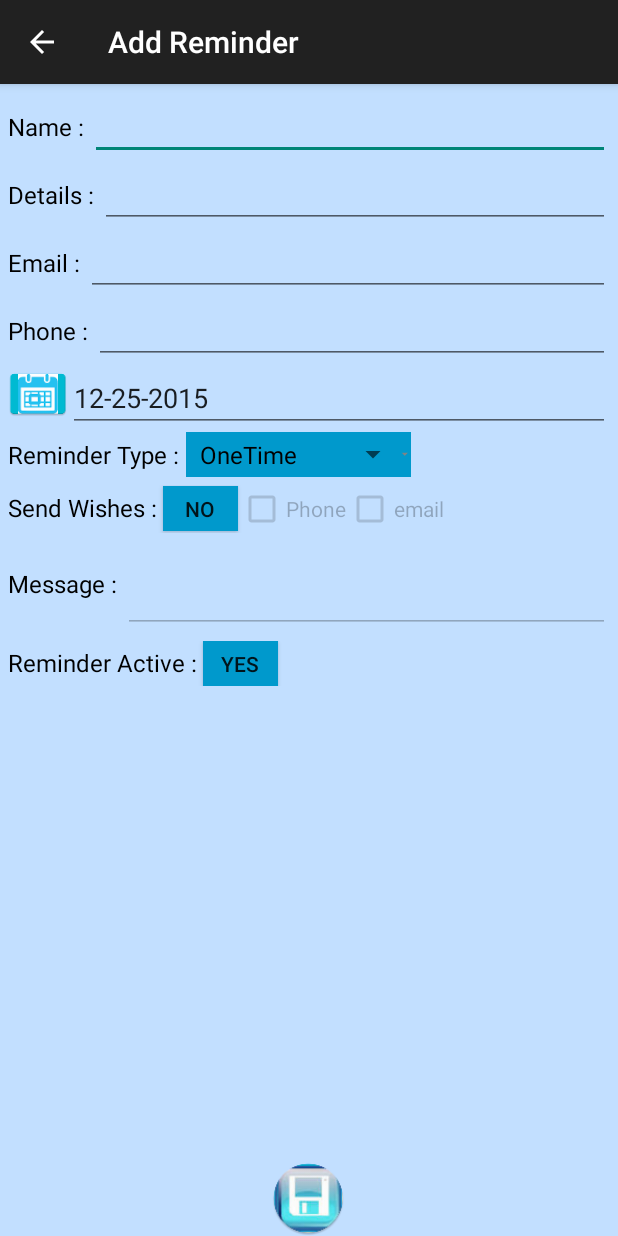
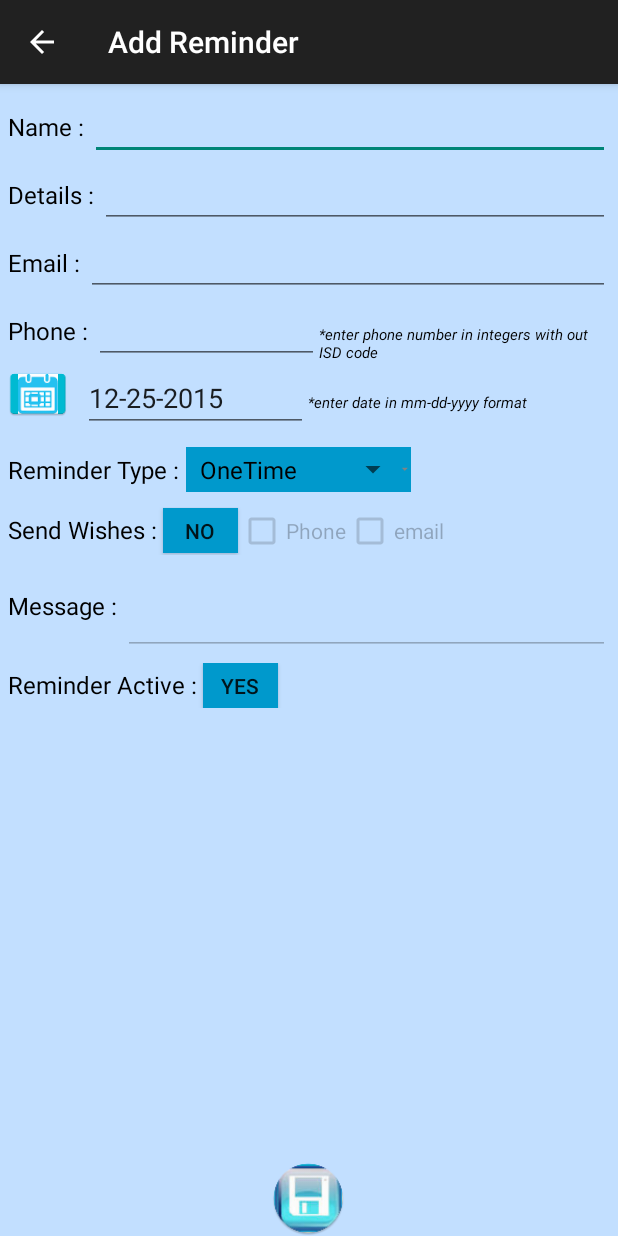
Before and after one commit to kirangavv/ReminderBuddy, an Android app: the screen it shows after launch (AddReminder), after a tap on "Add", on a phone screen of 412 x 824 dp. Run offline under Robolectric (Android 15) with nearby library versions, the phone set to English and light mode, and no system bars.

Commit message:
addedtipsandconstants
added tips to add reminder page and constants, adjusted add reminder
layout

```diff
--- a/app/src/main/java/com/remainder/screens/Main.java
+++ b/app/src/main/java/com/remainder/screens/Main.java
@@ -8,6 +8,7 @@ import android.view.MenuItem;
 import android.widget.ListView;
 
 import com.remainder.R;
+import com.remainder.common.Constants;
 import com.remainder.dao.RemainderDAO;
 
 public class Main extends AppCompatActivity   {
@@ -44,7 +45,7 @@ public class Main extends AppCompatActivity   {
             case R.id.menu_add:
                 //calling add reminder page
                 Intent addIntent = new Intent(this, AddReminder.class);
-                addIntent.putExtra("Mode", "New");
+                addIntent.putExtra(Constants.MODE, Constants.NEW);
                 startActivity(addIntent);
                 break;
             case R.id.menu_settings:
--- a/app/src/main/res/layout/activity_add_reminder.xml
+++ b/app/src/main/res/layout/activity_add_reminder.xml
@@ -112,12 +112,20 @@
 
                 <EditText
                     android:id="@+id/edittext_addremainder_phone"
+                    android:layout_width="@dimen/dim_150dp"
+                    android:layout_height="wrap_content"
+                    android:inputType="phone"
+                    android:maxLength="@integer/max10"
+                    android:ems="10" />
+
+                <TextView
                     android:layout_width="fill_parent"
                     android:layout_height="wrap_content"
-                    android:inputType="phone"
-                    android:maxLength="@integer/max15"
-                    android:ems="10" >
-                </EditText>
+                    android:text="@string/phonetip"
+                    android:textColor="@color/labeltext"
+                    android:textStyle="normal|italic"
+                    android:textSize="@dimen/textsize_10sp"/>
+
             </LinearLayout>
         </LinearLayout>
 
@@ -139,12 +147,19 @@
 
                 <EditText
                     android:id="@+id/edittext_addremainder_date"
+                    android:layout_marginLeft="@dimen/dim_10dp"
+                    android:layout_width="@dimen/dim_150dp"
+                    android:layout_height="wrap_content"
+                    android:ems="10"
+                    android:maxLength="@integer/max10"/>
+
+                <TextView
                     android:layout_width="fill_parent"
                     android:layout_height="wrap_content"
-                    android:ems="10"
-                    android:maxLength="@integer/max10">
-                </EditText>
-
+                    android:text="@string/datetip"
+                    android:textColor="@color/labeltext"
+                    android:textStyle="normal|italic"
+                    android:textSize="@dimen/textsize_10sp"/>
 
             </LinearLayout>
         </LinearLayout>
@@ -156,6 +171,7 @@
                 android:layout_width="0dp"
                 android:layout_height="wrap_content"
                 android:layout_weight="1"
+                android:layout_marginTop="@dimen/dim_10dp"
                 android:orientation="horizontal">
 
                 <TextView
@@ -204,7 +220,7 @@
                 android:layout_height="wrap_content"
                 android:layout_weight="1"
                 android:orientation="horizontal"
-                android:layout_marginTop="@dimen/dim_5dp">
+                android:layout_marginTop="@dimen/dim_10dp">
 
                 <TextView
                     android:layout_width="wrap_content"
--- a/app/src/main/res/values/dimens.xml
+++ b/app/src/main/res/values/dimens.xml
@@ -30,6 +30,7 @@
     <dimen name="dim_200dp">200dp</dimen>
     <dimen name="dim_250">250dp</dimen>
     <dimen name="textsize_16sp">16sp</dimen>
+    <dimen name="textsize_10sp">10sp</dimen>
 
     <color  name="background">#C2DFFF</color>
     <color name="line">#66b2ff</color>
--- a/app/src/main/res/values/strings.xml
+++ b/app/src/main/res/values/strings.xml
@@ -12,9 +12,11 @@
     <string name="button_purchase">Purchase</string>
     <string name="button_aboutus">About Us</string>
     <string name="title_activity_about_us">About Us</string>
-    <string name="link_feedback">Please leave your feedback <a href="mailto:kirangavv@hotmail.com?Subject=Reminder Buddy Feedback" target="_top">kirangavv@hotmail.com</a></string>
+    <string name="link_feedback">Please leave your feedback <a href="mailto:kirangavv@hotmail.com?Subject=Reminder Buddy Feedback" target="_top">feedback@hotmail.com</a></string>
     <string name="link_companyname"><a href="http://www.macsof.com/">http://www.macsof.com/</a></string>
     <string name="contributorsthankyou">Thanks for using our app! Please share this your friends.</string>
     <string name="title_activity_dash_board">DashBoard</string>
+    <string name="datetip">*enter date in mm-dd-yyyy format</string>
+    <string name="phonetip">*enter phone number in integers with out ISD code</string>
 
 </resources>
```
Also changed, not shown: app/src/main/java/com/remainder/common/Constants.java (+18 -0 lines), app/src/main/java/com/remainder/screens/AddReminder.java (+16 -15 lines), app/src/main/java/com/remainder/screens/ReminderList.java (+4 -3 lines).
